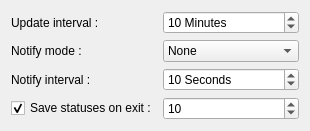
Above: src/prefs_base.ui from mtux/choqok-old before the change. Below: the same form after it.
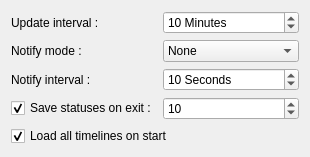
That is the form after the change. Custom widgets are drawn as their Qt base class.

What changed in the file:
```diff
--- a/src/prefs_base.ui
+++ b/src/prefs_base.ui
@@ -6,7 +6,7 @@
     <x>0</x>
     <y>0</y>
     <width>310</width>
-    <height>127</height>
+    <height>155</height>
    </rect>
   </property>
   <layout class="QGridLayout" >
@@ -102,6 +102,16 @@
      </property>
     </widget>
    </item>
+   <item row="4" column="0" colspan="3" >
+    <widget class="QCheckBox" name="kcfg_loadTimeLineOnStart" >
+     <property name="text" >
+      <string>Load all timelines on start</string>
+     </property>
+     <property name="checked" >
+      <bool>true</bool>
+     </property>
+    </widget>
+   </item>
   </layout>
  </widget>
  <layoutdefault spacing="6" margin="11" />
```
